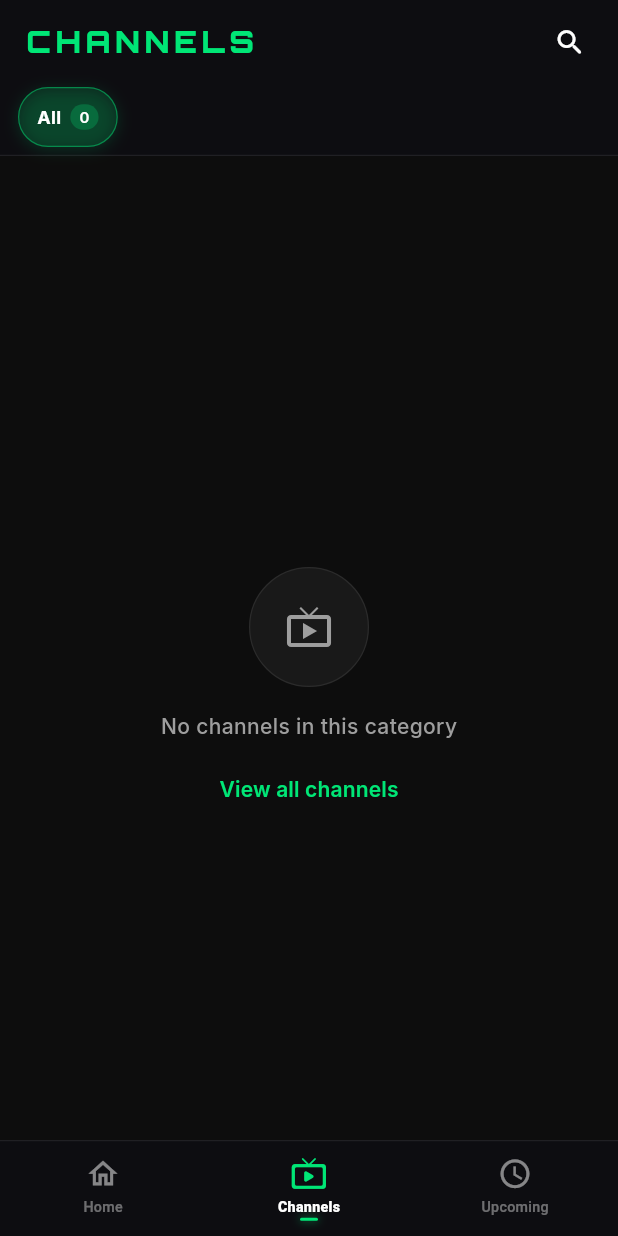
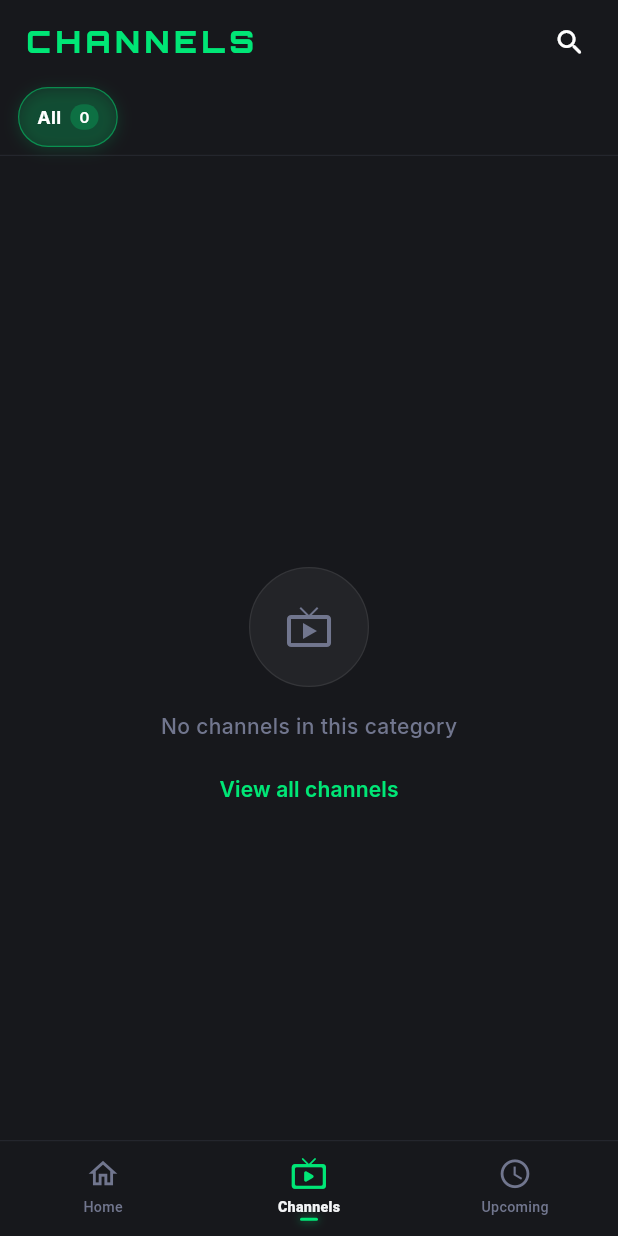
Before and after one commit to sheikhshariarnehal/Live-Tv-Chanel, a Flutter app: the screen it shows after launch, after a tap on "All Channels", on a phone screen of 412 x 824 dp. Run offline on Flutter 3.47's test engine with Material 3 defaults, Android fonts, the phone set to English and light mode, and no system bars; our stand-ins replace cached_network_image, flutter_riverpod, flutter_svg, go_router, google_fonts, hive_flutter and 2 more; missing offline and left inert: dart:html, dart:js_interop; accounts and stored records are empty.

Commit message:
added proper colour theam on evey pages

```diff
--- a/lib/core/theme.dart
+++ b/lib/core/theme.dart
@@ -7,27 +7,28 @@ class GoPlayTheme {
   // Brand Colors
   static const Color primary = Color(0xFF00E676);
   static const Color primaryDark = Color(0xFF00C853);
-  static const Color surface = Color(0xFF0D0D0D);
-  static const Color surfaceContainer = Color(0xFF1A1A1A);
-  static const Color surfaceContainerHigh = Color(0xFF242424);
-  static const Color surfaceContainerHighest = Color(0xFF2E2E2E);
-  static const Color onSurface = Color(0xFFE8E8E8);
-  static const Color onSurfaceVariant = Color(0xFF9E9E9E);
-  static const Color error = Color(0xFFFF5252);
-  static const Color liveBadge = Color(0xFFFF1744);
-  static const Color cardBorder = Color(0xFF2A2A2A);
+  static const Color surface = Color(0xFF17181C); // Carbon Black
+  static const Color surfaceContainerLow = Color(0xFF18181B); // Graphite
+  static const Color surfaceContainer = Color(0xFF222326); // Base Card/Container
+  static const Color surfaceContainerHigh = Color(0xFF2C2D31); // Elevated Container
+  static const Color surfaceContainerHighest = Color(0xFF35373C); // Highly Elevated
+  static const Color onSurface = Color(0xFFF3F4F6); // Premium Off-White
+  static const Color onSurfaceVariant = Color(0xFF71768E); // Alabaster Grey
+  static const Color error = Color(0xFFFF453A); // iOS System Red
+  static const Color liveBadge = Color(0xFFFF3B30); // iOS Live Badge Red
+  static const Color cardBorder = Color(0x2671768E); // Alabaster Grey @ ~15% opacity
 
   // Gradients
   static const LinearGradient heroGradient = LinearGradient(
     begin: Alignment.topCenter,
     end: Alignment.bottomCenter,
-    colors: [Colors.transparent, Color(0xCC0D0D0D), Color(0xFF0D0D0D)],
+    colors: [Colors.transparent, Color(0xCC17181C), Color(0xFF17181C)],
   );
 
   static const LinearGradient cardGradient = LinearGradient(
     begin: Alignment.topLeft,
     end: Alignment.bottomRight,
-    colors: [Color(0xFF1E1E1E), Color(0xFF141414)],
+    colors: [Color(0xFF2C2D31), Color(0xFF222326)],
   );
 
   static ThemeData get darkTheme {
@@ -73,9 +74,9 @@ class GoPlayTheme {
         primaryContainer: Color(0xFF003D1A),
         secondary: Color(0xFF80CBC4),
         surface: surface,
-        surfaceContainerLow: surfaceContainer,
-        surfaceContainer: surfaceContainerHigh,
-        surfaceContainerHigh: surfaceContainerHighest,
+        surfaceContainerLow: surfaceContainerLow,
+        surfaceContainer: surfaceContainer,
+        surfaceContainerHigh: surfaceContainerHigh,
         error: error,
         onPrimary: Color(0xFF003300),
         onSurface: onSurface,
@@ -137,7 +138,15 @@ class GoPlayTheme {
         fillColor: surfaceContainerHigh,
         border: OutlineInputBorder(
           borderRadius: BorderRadius.circular(14),
-          borderSide: BorderSide.none,
+          borderSide: const BorderSide(color: cardBorder, width: 0.5),
+        ),
+        enabledBorder: OutlineInputBorder(
+          borderRadius: BorderRadius.circular(14),
+          borderSide: const BorderSide(color: cardBorder, width: 0.5),
+        ),
+        focusedBorder: OutlineInputBorder(
+          borderRadius: BorderRadius.circular(14),
+          borderSide: const BorderSide(color: primary, width: 1.0),
         ),
         hintStyle: TextStyle(color: onSurfaceVariant.withAlpha(150)),
         prefixIconColor: onSurfaceVariant,
--- a/lib/screens/channels/channels_screen.dart
+++ b/lib/screens/channels/channels_screen.dart
@@ -17,8 +17,8 @@ final TextStyle _titleStyle = GoogleFonts.orbitron(
 
 // ─── Pre-cached appbar glass decoration ──────────────────────
 const BoxDecoration _appBarGlass = BoxDecoration(
-  color: Color(0xCC0D0D12),
-  border: Border(bottom: BorderSide(color: Color(0x14FFFFFF), width: 0.8)),
+  color: Color(0xCC17181C),
+  border: Border(bottom: BorderSide(color: GoPlayTheme.cardBorder, width: 0.8)),
 );
 
 // ─── Pre-cached search field decoration ──────────────────────
@@ -26,7 +26,7 @@ const BoxDecoration _searchBoxDecoration = BoxDecoration(
   color: Color(0x1F000000),
   borderRadius: BorderRadius.all(Radius.circular(20)),
   border: Border.fromBorderSide(
-    BorderSide(color: Color(0x14FFFFFF), width: 0.8),
+    BorderSide(color: GoPlayTheme.cardBorder, width: 0.8),
   ),
 );
 
--- a/lib/screens/home/home_screen.dart
+++ b/lib/screens/home/home_screen.dart
@@ -140,20 +140,20 @@ class HomeScreen extends ConsumerWidget {
                             0,
                             255,
                           ),
-                          0x0D,
-                          0x0D,
-                          0x12,
+                          0x17,
+                          0x18,
+                          0x1C,
                         ),
                         border: Border(
                           bottom: BorderSide(
                             color: Color.fromARGB(
-                              ((0.08 * collapseRatio) * 255).round().clamp(
+                              ((0.15 * collapseRatio) * 255).round().clamp(
                                 0,
                                 255,
                               ),
-                              0xFF,
-                              0xFF,
-                              0xFF,
+                              0x71,
+                              0x76,
+                              0x8E,
                             ),
                             width: 0.8,
                           ),
@@ -327,7 +327,7 @@ class _HeroBannerCard extends ConsumerWidget {
   static const _cardDecoration = BoxDecoration(
     borderRadius: _cardRadius,
     border: Border.fromBorderSide(
-      BorderSide(color: Color(0x14FFFFFF), width: 0.8), // White @ 8%
+      BorderSide(color: GoPlayTheme.cardBorder, width: 0.8),
     ),
     boxShadow: [
       BoxShadow(
@@ -358,7 +358,7 @@ class _HeroBannerCard extends ConsumerWidget {
       colors: [
         Color(0x20000000), // Transparent top
         Color(0x60000000), // Muted middle
-        Color(0xD90D0D12), // Solid background bottom for contrast
+        Color(0xD917181C), // Carbon Black bottom for contrast
       ],
     ),
   );
--- a/lib/screens/shell_screen.dart
+++ b/lib/screens/shell_screen.dart
@@ -137,10 +137,10 @@ class ShellScreen extends StatelessWidget {
           child: Container(
             height: 64 + MediaQuery.of(context).padding.bottom,
             decoration: const BoxDecoration(
-              color: Color(0xCC0D0D12),
+              color: Color(0xCC17181C),
               border: Border(
                 top: BorderSide(
-                  color: Color(0x14FFFFFF), // White @ 8%
+                  color: GoPlayTheme.cardBorder,
                   width: 0.8,
                 ),
               ),
@@ -213,7 +213,7 @@ class _NavItem extends StatelessWidget {
                 isSelected ? selectedIcon : icon,
                 color: isSelected
                     ? GoPlayTheme.primary
-                    : const Color(0x80FFFFFF),
+                    : GoPlayTheme.onSurfaceVariant,
                 size: 23,
               ),
             ),
@@ -222,7 +222,7 @@ class _NavItem extends StatelessWidget {
               duration: const Duration(milliseconds: 200),
               curve: Curves.easeOutCubic,
               style: TextStyle(
-                color: isSelected ? Colors.white : const Color(0x66FFFFFF),
+                color: isSelected ? GoPlayTheme.onSurface : GoPlayTheme.onSurfaceVariant,
                 fontSize: 9.5,
                 fontWeight: isSelected ? FontWeight.w800 : FontWeight.w500,
                 letterSpacing: 0.2,
--- a/lib/screens/splash/splash_screen.dart
+++ b/lib/screens/splash/splash_screen.dart
@@ -115,12 +115,12 @@ class _SplashScreenState extends State<SplashScreen>
   @override
   Widget build(BuildContext context) {
     return Scaffold(
-      backgroundColor: const Color(0xFF090D16),
+      backgroundColor: const Color(0xFF17181C), // Carbon Black
       body: SizedBox.expand(
         child: DecoratedBox(
           decoration: const BoxDecoration(
             gradient: RadialGradient(
-              colors: [Color(0xFF111827), Color(0xFF090D16)],
+              colors: [Color(0xFF222326), Color(0xFF17181C)],
               center: Alignment.center,
               radius: 1.0,
             ),
@@ -166,7 +166,7 @@ class _SplashScreenState extends State<SplashScreen>
                             child: Icon(
                               Icons.play_arrow_rounded,
                               size: 32,
-                              color: Color(0xFF090D16),
+                              color: Color(0xFF17181C), // Carbon Black
                             ),
                           ),
                         ),
@@ -204,7 +204,7 @@ class _SplashScreenState extends State<SplashScreen>
                         style: GoogleFonts.inter(
                           fontSize: 11,
                           fontWeight: FontWeight.w700,
-                          color: const Color(0xFF9CA3AF),
+                          color: const Color(0xFF71768E), // Alabaster Grey
                           letterSpacing: 6.0,
                         ),
                       ),
--- a/lib/widgets/channel_avatar.dart
+++ b/lib/widgets/channel_avatar.dart
@@ -37,7 +37,7 @@ class ChannelAvatar extends StatelessWidget {
             ? Border.all(
                 color: channel.isLive
                     ? const Color(0x5000E676) // GoPlayTheme.primary @ 31%
-                    : const Color(0xFF2A2A2A),
+                    : GoPlayTheme.cardBorder,
                 width: 2,
               )
             : null,
--- a/lib/widgets/channel_selector.dart
+++ b/lib/widgets/channel_selector.dart
@@ -96,7 +96,7 @@ void showChannelSelector({
                     return Container(
                       margin: const EdgeInsets.only(bottom: 8),
                       decoration: BoxDecoration(
-                        color: GoPlayTheme.surfaceContainer,
+                        color: GoPlayTheme.surfaceContainerHigh,
                         borderRadius: BorderRadius.circular(12),
                         border: Border.all(color: GoPlayTheme.cardBorder, width: 0.5),
                       ),
```
Also changed, not shown: lib/screens/upcoming/upcoming_screen.dart (+12 -12 lines), lib/widgets/cards/channel_card.dart (+6 -10 lines), lib/widgets/cards/event_list_tile.dart (+10 -10 lines), lib/widgets/cards/match_card.dart (+10 -10 lines).
